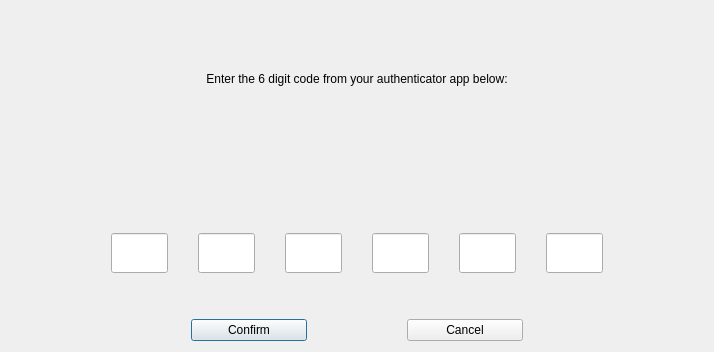
pedrorv0106/DAPS, file src/qt/forms/2faconfirmdialog.ui: the form before one commit.
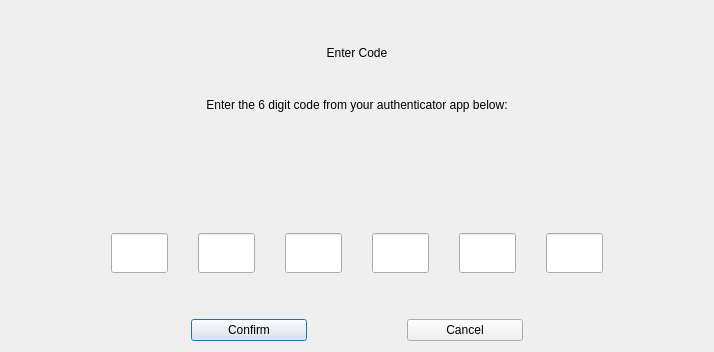
The form after the commit.

Commit message: Unify 2FA dialog styles

What changed in the file:
```diff
--- a/src/qt/forms/2faconfirmdialog.ui
+++ b/src/qt/forms/2faconfirmdialog.ui
@@ -19,10 +19,24 @@
   <property name="windowTitle">
    <string>Transaction Details</string>
   </property>
-  <layout class="QVBoxLayout" name="verticalLayout" stretch="0,0,0">
+  <layout class="QVBoxLayout" name="verticalLayout" stretch="0,0,0,0">
    <property name="topMargin">
     <number>30</number>
    </property>
+   <item>
+    <layout class="QHBoxLayout" name="horizontalLayout_2">
+     <item>
+      <widget class="QLabel" name="label_2">
+       <property name="text">
+        <string>Enter Code</string>
+       </property>
+       <property name="alignment">
+        <set>Qt::AlignCenter</set>
+       </property>
+      </widget>
+     </item>
+    </layout>
+   </item>
    <item>
     <layout class="QHBoxLayout" name="horizontalLayout" stretch="0">
      <item>
```
The commit also changes 2 other files.
